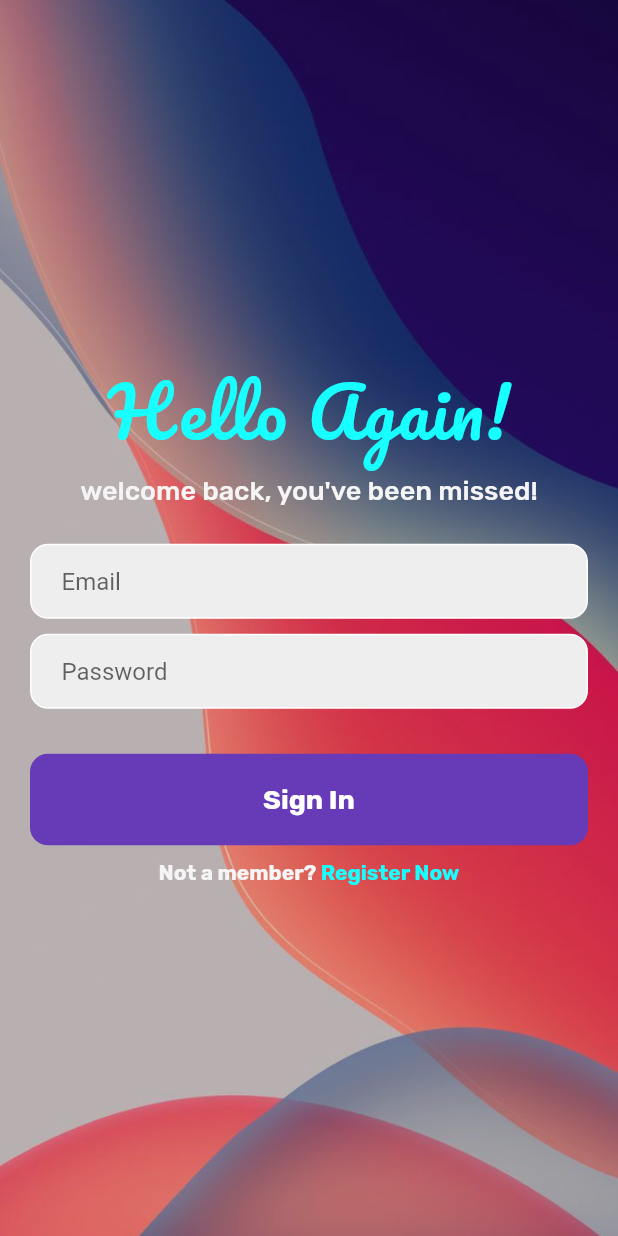
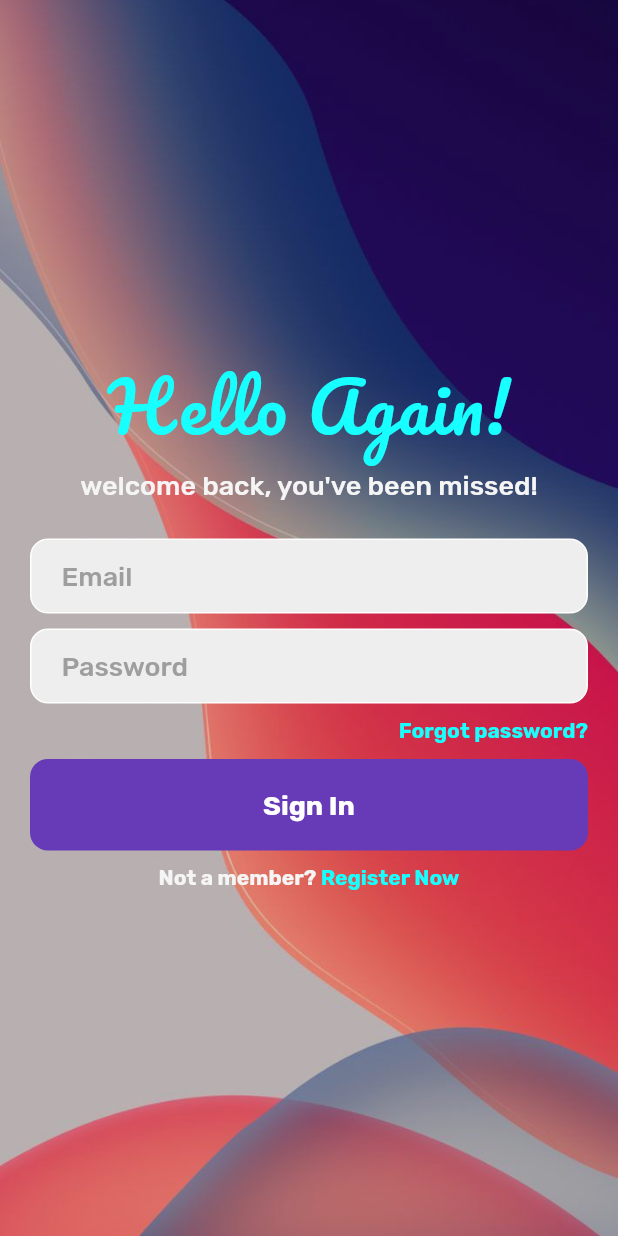
Before and after one commit to ManavGosain02/Flutter-SignUp-Login-Firebase, a Flutter app: the screen it shows after launch, on a phone screen of 412 x 824 dp. Run offline on Flutter 3.47's test engine with Material 2 defaults, Android fonts, the phone set to English and light mode, and no system bars; our stand-ins replace firebase_auth, firebase_core, google_fonts; accounts and stored records are empty.

Commit message:
added set password screen and logic

```diff
--- a/lib/pages/login_page.dart
+++ b/lib/pages/login_page.dart
@@ -3,6 +3,8 @@
 import 'package:firebase_auth/firebase_auth.dart';
 import 'package:flutter/material.dart';
 import 'package:google_fonts/google_fonts.dart';
+
+import 'forgot_password.dart';
 
 class LoginPage extends StatefulWidget {
   final VoidCallback showRegisterPage;
@@ -93,6 +95,12 @@ class _LoginPageState extends State<LoginPage> {
                         decoration: InputDecoration(
                           border: InputBorder.none,
                           hintText: "Email",
+                          hintStyle: GoogleFonts.rubik(
+                            textStyle: TextStyle(
+                                fontSize: 18.0,
+                                fontWeight: FontWeight.w500,
+                                color: Colors.grey[500]),
+                          ),
                         ),
                       ),
                     ),
@@ -122,6 +130,12 @@ class _LoginPageState extends State<LoginPage> {
                         decoration: InputDecoration(
                           border: InputBorder.none,
                           hintText: "Password",
+                          hintStyle: GoogleFonts.rubik(
+                            textStyle: TextStyle(
+                                fontSize: 18.0,
+                                fontWeight: FontWeight.w500,
+                                color: Colors.grey[500]),
+                          ),
                         ),
                       ),
                     ),
@@ -129,7 +143,43 @@ class _LoginPageState extends State<LoginPage> {
                 ),
 
                 SizedBox(
-                  height: 30.0,
+                  height: 10.0,
+                ),
+
+                Padding(
+                  padding: const EdgeInsets.symmetric(
+                    horizontal: 20.0,
+                  ),
+                  child: Row(
+                    mainAxisAlignment: MainAxisAlignment.end,
+                    children: [
+                      GestureDetector(
+                        onTap: () {
+                          Navigator.push(
+                            context,
+                            MaterialPageRoute(
+                              builder: (context) {
+                                return ForgotPasswordPage();
+                              },
+                            ),
+                          );
+                        },
+                        child: Text(
+                          "Forgot password?",
+                          style: GoogleFonts.rubik(
+                            textStyle: TextStyle(
+                              fontWeight: FontWeight.bold,
+                              color: Colors.cyanAccent,
+                            ),
+                          ),
+                        ),
+                      ),
+                    ],
+                  ),
+                ),
+
+                SizedBox(
+                  height: 10.0,
                 ),
 
                 // sign in button
```
Also changed, not shown: lib/pages/forgot_password.dart (added, +143 -0 lines), lib/pages/register_page.dart (+21 -3 lines).
